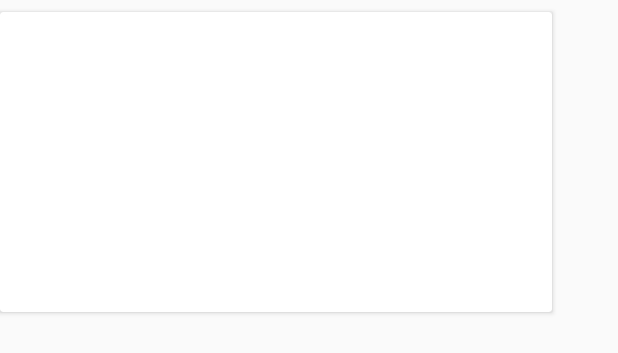
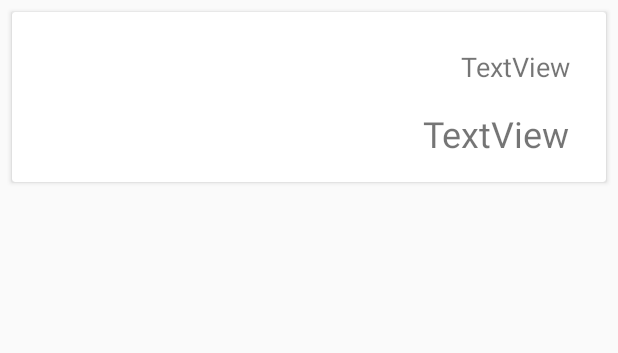
Before and after one commit to galangptrm/TahsinApp_Android_Kotlin, an Android app: the layout list_kesalahan_layout.xml on its own in the app's theme, with its tools: preview values and no code run, on a phone screen of 412 x 824 dp. Shown: the top 353 px of the screen. Run offline under Robolectric (Android 15) with nearby library versions, the phone set to English and light mode, and no system bars.

```diff
--- a/app/src/main/java/com/example/galang/tahsin_beta_kotlin/Adapter/PilihAyatAdapter.kt
+++ b/app/src/main/java/com/example/galang/tahsin_beta_kotlin/Adapter/PilihAyatAdapter.kt
@@ -38,7 +38,6 @@ class PilihAyatAdapter (val ayatList: AyatList, val namaSurat : String): Recycle
 
             holder.view.context.startActivity(toBacaAyat_intent)
         }
-
     }
 }
 
--- a/app/src/main/java/com/example/galang/tahsin_beta_kotlin/Adapter/PilihSuratAdapter.kt
+++ b/app/src/main/java/com/example/galang/tahsin_beta_kotlin/Adapter/PilihSuratAdapter.kt
@@ -18,15 +18,11 @@ class PilihSuratAdapter (val suratList: SuratList): RecyclerView.Adapter<PilihSu
         val cellForRow = layoutInflater.inflate(R.layout.list_surat_layout, parent, false)
         return PilihSuratViewHolder(cellForRow)
     }
-
     override fun getItemCount(): Int {
         return suratList.hasil.count()
     }
-
     override fun onBindViewHolder(holder: PilihSuratViewHolder, position: Int) {
-
         val surat = suratList.hasil.get(position)
-
         holder?.view?.txtView_NomorSurat?.text = surat.nomor.toString()
         holder?.view?.txtView_NamaSurat?.text = surat.nama
         holder?.view?.txtView_TurunSurat?.text = surat.type
@@ -41,7 +37,6 @@ class PilihSuratAdapter (val suratList: SuratList): RecyclerView.Adapter<PilihSu
             toAyatPage_intent.putExtra("nomorSurat_extra", surat.nomor)
 
             holder.view.context.startActivity(toAyatPage_intent)
-
         }
     }
 }
--- a/app/src/main/java/com/example/galang/tahsin_beta_kotlin/Algorithm/diff_match_patch.java
+++ b/app/src/main/java/com/example/galang/tahsin_beta_kotlin/Algorithm/diff_match_patch.java
@@ -160,7 +160,6 @@ public class diff_match_patch {
         if (text1 == null || text2 == null) {
             throw new IllegalArgumentException("Null inputs. (diff_main)");
         }
-
         // Check for equality (speedup).
         LinkedList<Diff> diffs;
         if (text1.equals(text2)) {
@@ -170,22 +169,18 @@ public class diff_match_patch {
             }
             return diffs;
         }
-
         // Trim off common prefix (speedup).
         int commonlength = diff_commonPrefix(text1, text2);
         String commonprefix = text1.substring(0, commonlength);
         text1 = text1.substring(commonlength);
         text2 = text2.substring(commonlength);
-
         // Trim off common suffix (speedup).
         commonlength = diff_commonSuffix(text1, text2);
         String commonsuffix = text1.substring(text1.length() - commonlength);
         text1 = text1.substring(0, text1.length() - commonlength);
         text2 = text2.substring(0, text2.length() - commonlength);
-
         // Compute the diff on the middle block.
         diffs = diff_compute(text1, text2, checklines, deadline);
-
         // Restore the prefix and suffix.
         if (commonprefix.length() != 0) {
             diffs.addFirst(new Diff(Operation.EQUAL, commonprefix));
@@ -193,7 +188,6 @@ public class diff_match_patch {
         if (commonsuffix.length() != 0) {
             diffs.addLast(new Diff(Operation.EQUAL, commonsuffix));
         }
-
         diff_cleanupMerge(diffs);
         return diffs;
     }
--- /dev/null
+++ b/app/src/main/java/com/example/galang/tahsin_beta_kotlin/Model/Kesalahan.kt
@@ -0,0 +1,6 @@
+package com.example.galang.tahsin_beta_kotlin.Model
+
+
+class Kesalahan(
+        val jenis: String,
+        val teks: String)
--- a/app/src/main/res/layout/list_kesalahan_layout.xml
+++ b/app/src/main/res/layout/list_kesalahan_layout.xml
@@ -7,16 +7,46 @@
     android:layout_height="match_parent">
 
     <android.support.v7.widget.CardView
-        android:layout_width="368dp"
-        android:layout_height="200dp"
+        android:layout_width="0dp"
+        android:layout_height="wrap_content"
+        android:layout_marginEnd="8dp"
+        android:layout_marginLeft="8dp"
+        android:layout_marginRight="8dp"
+        android:layout_marginStart="8dp"
         android:layout_marginTop="8dp"
-        app:layout_constraintTop_toTopOf="parent"
-        tools:layout_editor_absoluteX="8dp" >
+        app:layout_constraintEnd_toEndOf="parent"
+        app:layout_constraintStart_toStartOf="parent"
+        app:layout_constraintTop_toTopOf="parent">
 
         <android.support.constraint.ConstraintLayout
             android:layout_width="match_parent"
-            android:layout_height="match_parent">
+            android:layout_height="wrap_content">
 
+            <TextView
+                android:id="@+id/txtView_jenisKesalahan"
+                android:layout_width="wrap_content"
+                android:layout_height="wrap_content"
+                android:layout_marginEnd="24dp"
+                android:layout_marginRight="24dp"
+                android:layout_marginTop="24dp"
+                android:text="TextView"
+                android:textSize="18sp"
+                app:layout_constraintEnd_toEndOf="parent"
+                app:layout_constraintTop_toTopOf="parent" />
+
+            <TextView
+                android:id="@+id/txtView_lokasiKesalahan"
+                android:layout_width="wrap_content"
+                android:layout_height="wrap_content"
+                android:layout_marginBottom="16dp"
+                android:layout_marginEnd="24dp"
+                android:layout_marginRight="24dp"
+                android:layout_marginTop="16dp"
+                android:text="TextView"
+                android:textSize="24sp"
+                app:layout_constraintBottom_toBottomOf="parent"
+                app:layout_constraintEnd_toEndOf="parent"
+                app:layout_constraintTop_toBottomOf="@+id/txtView_jenisKesalahan" />
         </android.support.constraint.ConstraintLayout>
     </android.support.v7.widget.CardView>
 </android.support.constraint.ConstraintLayout>
--- a/app/src/main/res/values/colors.xml
+++ b/app/src/main/res/values/colors.xml
@@ -2,5 +2,5 @@
 <resources>
     <color name="colorPrimary">#3f51b5</color>
     <color name="colorPrimaryDark">#303F9F</color>
-    <color name="colorAccent">#ff4081</color>
+    <color name="colorAccent">#ffac40</color>
 </resources>
```
Also changed, not shown: app/src/main/java/com/example/galang/tahsin_beta_kotlin/Adapter/ListKesalahanAdapter.kt (added, +38 -0 lines), app/src/main/java/com/example/galang/tahsin_beta_kotlin/PilihAyatActivity.kt (+1 -16 lines), app/src/main/java/com/example/galang/tahsin_beta_kotlin/PilihSuratActivity.kt (+1 -12 lines), app/src/main/java/com/example/galang/tahsin_beta_kotlin/TestingActivity.kt (+42 -63 lines), app/src/main/res/layout/activity_testing.xml (+22 -28 lines).
